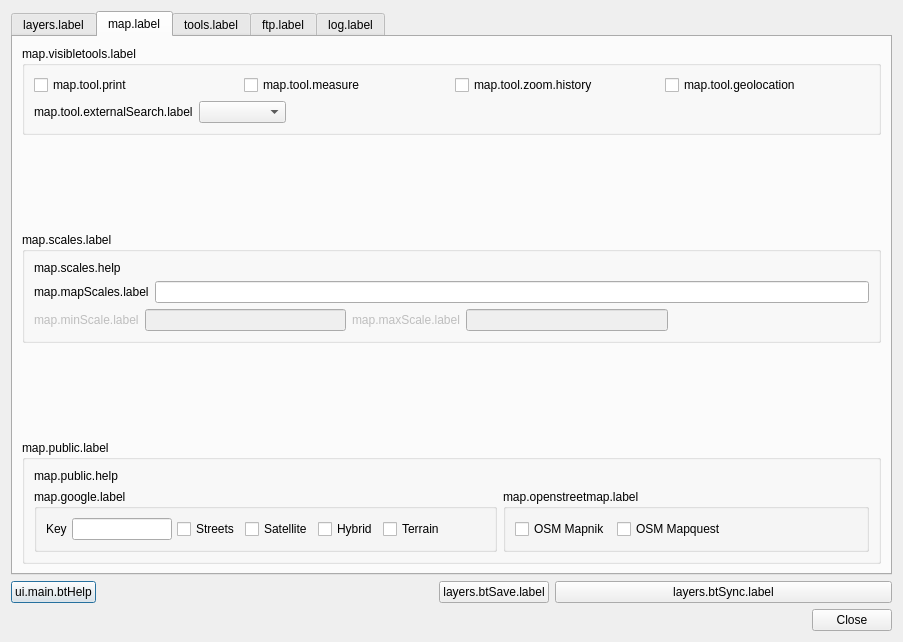
Old version of the form ui_lizmap.ui in the repository 3liz/lizmap-plugin.
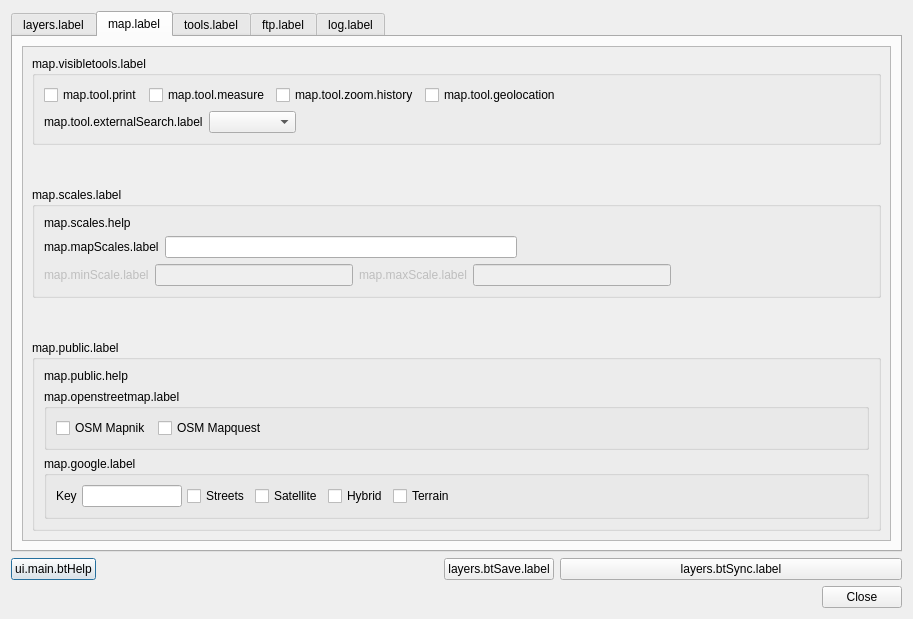
New version of the form. The open tabs and pages were chosen to show the change.

Commit message:
Interface design - add scroll areas
A QScrollArea has been added when needed. It allows the dialog to be displayed on small screens with automatic scroll bars.

Diff of the .ui file:
```diff
--- a/ui_lizmap.ui
+++ b/ui_lizmap.ui
@@ -6,8 +6,8 @@
    <rect>
     <x>0</x>
     <y>0</y>
-    <width>903</width>
-    <height>642</height>
+    <width>913</width>
+    <height>619</height>
    </rect>
   </property>
   <property name="windowTitle">
@@ -338,9 +338,128 @@
        <string>map.label</string>
       </attribute>
       <layout class="QGridLayout" name="gridLayout_14">
-       <item row="5" column="0">
-        <spacer name="verticalSpacer_4">
+       <item row="3" column="0">
+        <widget class="QScrollArea" name="scrollArea_2">
+         <property name="widgetResizable">
+          <bool>true</bool>
+         </property>
+         <widget class="QWidget" name="scrollAreaWidgetContents_2">
+          <property name="geometry">
+           <rect>
+            <x>0</x>
+            <y>0</y>
+            <width>871</width>
+            <height>480</height>
+           </rect>
+          </property>
+          <layout class="QVBoxLayout" name="verticalLayout_3">
+           <item>
+            <widget class="QGroupBox" name="groupBox_10">
+             <property name="title">
+              <string>map.visibletools.label</string>
+             </property>
+             <layout class="QVBoxLayout" name="verticalLayout_2">
+              <item>
+               <layout class="QHBoxLayout" name="horizontalLayout_6">
+                <item>
+                 <widget class="QCheckBox" name="cbActivatePrint">
+                  <property name="enabled">
+                   <bool>true</bool>
+                  </property>
+                  <property name="text">
+                   <string>map.tool.print</string>
+                  </property>
+                 </widget>
+                </item>
+                <item>
+                 <widget class="QCheckBox" name="cbActivateMeasure">
+                  <property name="enabled">
+                   <bool>true</bool>
+                  </property>
+                  <property name="text">
+                   <string>map.tool.measure</string>
+                  </property>
+                 </widget>
+                </item>
+                <item>
+                 <widget class="QCheckBox" name="cbActivateZoomHistory">
+                  <property name="enabled">
+                   <bool>true</bool>
+                  </property>
+                  <property name="text">
+                   <string>map.tool.zoom.history</string>
+                  </property>
+                 </widget>
+                </item>
+                <item>
+                 <widget class="QCheckBox" name="cbActivateGeolocation">
+                  <property name="enabled">
+                   <bool>true</bool>
+                  </property>
+                  <property name="text">
+                   <string>map.tool.geolocation</string>
+                  </property>
+                 </widget>
+                </item>
+                <item>
+                 <spacer name="horizontalSpacer_10">
          <property name="orientation">
+                   <enum>Qt::Horizontal</enum>
+                  </property>
+                  <property name="sizeHint" stdset="0">
+                   <size>
+                    <width>40</width>
+                    <height>20</height>
+                   </size>
+                  </property>
+                 </spacer>
+                </item>
+               </layout>
+              </item>
+              <item>
+               <layout class="QHBoxLayout" name="horizontalLayout_14">
+                <item>
+                 <widget class="QLabel" name="label_19">
+                  <property name="text">
+                   <string>map.tool.externalSearch.label</string>
+                  </property>
+                 </widget>
+                </item>
+                <item>
+                 <widget class="QComboBox" name="liExternalSearch">
+                  <item>
+                   <property name="text">
+                    <string/>
+                   </property>
+                  </item>
+                  <item>
+                   <property name="text">
+                    <string>nominatim</string>
+                   </property>
+                  </item>
+                 </widget>
+                </item>
+                <item>
+                 <spacer name="horizontalSpacer_7">
+                  <property name="orientation">
+                   <enum>Qt::Horizontal</enum>
+                  </property>
+                  <property name="sizeHint" stdset="0">
+                   <size>
+                    <width>40</width>
+                    <height>20</height>
+                   </size>
+                  </property>
+                 </spacer>
+                </item>
+               </layout>
+              </item>
+             </layout>
+            </widget>
+           </item>
+           <item>
+            <spacer name="verticalSpacer">
+             <property name="orientation">
           <enum>Qt::Vertical</enum>
          </property>
          <property name="sizeHint" stdset="0">
@@ -351,7 +470,133 @@
          </property>
         </spacer>
        </item>
-       <item row="8" column="0">
+           <item>
+            <widget class="QGroupBox" name="groupBox_6">
+             <property name="styleSheet">
+              <string notr="true"/>
+             </property>
+             <property name="title">
+              <string>map.scales.label</string>
+             </property>
+             <layout class="QGridLayout" name="gridLayout_3">
+              <item row="1" column="0">
+               <layout class="QHBoxLayout" name="horizontalLayout_5">
+                <item>
+                 <widget class="QLabel" name="label_15">
+                  <property name="text">
+                   <string>map.mapScales.label</string>
+                  </property>
+                 </widget>
+                </item>
+                <item>
+                 <widget class="QLineEdit" name="inMapScales">
+                  <property name="inputMethodHints">
+                   <set>Qt::ImhDigitsOnly</set>
+                  </property>
+                 </widget>
+                </item>
+                <item>
+                 <spacer name="horizontalSpacer_11">
+                  <property name="orientation">
+                   <enum>Qt::Horizontal</enum>
+                  </property>
+                  <property name="sizeHint" stdset="0">
+                   <size>
+                    <width>40</width>
+                    <height>20</height>
+                   </size>
+                  </property>
+                 </spacer>
+                </item>
+               </layout>
+              </item>
+              <item row="2" column="0">
+               <layout class="QHBoxLayout" name="horizontalLayout_11">
+                <item>
+                 <widget class="QLabel" name="label_13">
+                  <property name="enabled">
+                   <bool>false</bool>
+                  </property>
+                  <property name="text">
+                   <string>map.minScale.label</string>
+                  </property>
+                 </widget>
+                </item>
+                <item>
+                 <widget class="QLineEdit" name="inMinScale">
+                  <property name="enabled">
+                   <bool>false</bool>
+                  </property>
+                  <property name="inputMethodHints">
+                   <set>Qt::ImhDigitsOnly</set>
+                  </property>
+                  <property name="maxLength">
+                   <number>10</number>
+                  </property>
+                 </widget>
+                </item>
+                <item>
+                 <widget class="QLabel" name="label_14">
+                  <property name="enabled">
+                   <bool>false</bool>
+                  </property>
+                  <property name="text">
+                   <string>map.maxScale.label</string>
+                  </property>
+                 </widget>
+                </item>
+                <item>
+                 <widget class="QLineEdit" name="inMaxScale">
+                  <property name="enabled">
+                   <bool>false</bool>
+                  </property>
+                  <property name="inputMethodHints">
+                   <set>Qt::ImhDigitsOnly</set>
+                  </property>
+                  <property name="maxLength">
+                   <number>10</number>
+                  </property>
+                 </widget>
+                </item>
+                <item>
+                 <spacer name="horizontalSpacer_8">
+                  <property name="orientation">
+                   <enum>Qt::Horizontal</enum>
+                  </property>
+                  <property name="sizeHint" stdset="0">
+                   <size>
+                    <width>40</width>
+                    <height>20</height>
+                   </size>
+                  </property>
+                 </spacer>
+                </item>
+               </layout>
+              </item>
+              <item row="0" column="0">
+               <widget class="QLabel" name="label_17">
+                <property name="text">
+                 <string>map.scales.help</string>
+                </property>
+               </widget>
+              </item>
+             </layout>
+            </widget>
+           </item>
+           <item>
+            <spacer name="verticalSpacer_2">
+             <property name="orientation">
+              <enum>Qt::Vertical</enum>
+             </property>
+             <property name="sizeHint" stdset="0">
+              <size>
+               <width>20</width>
+               <height>40</height>
+              </size>
+             </property>
+            </spacer>
+           </item>
+           <item>
         <widget class="QGroupBox" name="groupBox_7">
          <property name="title">
           <string>map.public.label</string>
@@ -365,7 +610,47 @@
            </widget>
           </item>
           <item row="1" column="0">
-           <layout class="QHBoxLayout" name="horizontalLayout_12">
+               <layout class="QVBoxLayout" name="verticalLayout_6">
+                <item>
+                 <widget class="QGroupBox" name="groupBox_11">
+                  <property name="title">
+                   <string>map.openstreetmap.label</string>
+                  </property>
+                  <layout class="QGridLayout" name="gridLayout_10">
+                   <item row="0" column="0">
+                    <layout class="QHBoxLayout" name="horizontalLayout_9">
+                     <item>
+                      <widget class="QCheckBox" name="cbOsmMapnik">
+                       <property name="text">
+                        <string>OSM Mapnik</string>
+                       </property>
+                      </widget>
+                     </item>
+                     <item>
+                      <widget class="QCheckBox" name="cbOsmMapquest">
+                       <property name="text">
+                        <string>OSM Mapquest</string>
+                       </property>
+                      </widget>
+                     </item>
+                     <item>
+                      <spacer name="horizontalSpacer_5">
+                       <property name="orientation">
+                        <enum>Qt::Horizontal</enum>
+                       </property>
+                       <property name="sizeHint" stdset="0">
+                        <size>
+                         <width>40</width>
+                         <height>20</height>
+                        </size>
+                       </property>
+                      </spacer>
+                     </item>
+                    </layout>
+                   </item>
+                  </layout>
+                 </widget>
+                </item>
             <item>
              <widget class="QGroupBox" name="groupBox_12">
               <property name="title">
@@ -449,253 +734,13 @@
               </layout>
              </widget>
             </item>
-            <item>
-             <widget class="QGroupBox" name="groupBox_11">
-              <property name="title">
-               <string>map.openstreetmap.label</string>
-              </property>
-              <layout class="QGridLayout" name="gridLayout_10">
-               <item row="0" column="0">
-                <layout class="QHBoxLayout" name="horizontalLayout_9">
-                 <item>
-                  <widget class="QCheckBox" name="cbOsmMapnik">
-                   <property name="text">
-                    <string>OSM Mapnik</string>
-                   </property>
-                  </widget>
-                 </item>
-                 <item>
-                  <widget class="QCheckBox" name="cbOsmMapquest">
-                   <property name="text">
-                    <string>OSM Mapquest</string>
-                   </property>
-                  </widget>
-                 </item>
-                 <item>
-                  <spacer name="horizontalSpacer_5">
-                   <property name="orientation">
-                    <enum>Qt::Horizontal</enum>
-                   </property>
-                   <property name="sizeHint" stdset="0">
-                    <size>
-                     <width>40</width>
-                     <height>20</height>
-                    </size>
-                   </property>
-                  </spacer>
-                 </item>
                 </layout>
                </item>
               </layout>
              </widget>
             </item>
            </layout>
-          </item>
-         </layout>
-        </widget>
-       </item>
-       <item row="6" column="0">
-        <widget class="QGroupBox" name="groupBox_6">
-         <property name="styleSheet">
-          <string notr="true"/>
-         </property>
-         <property name="title">
-          <string>map.scales.label</string>
-         </property>
-         <layout class="QGridLayout" name="gridLayout_3">
-          <item row="1" column="0">
-           <layout class="QHBoxLayout" name="horizontalLayout_5">
-            <item>
-             <widget class="QLabel" name="label_15">
-              <property name="text">
-               <string>map.mapScales.label</string>
-              </property>
-             </widget>
-            </item>
-            <item>
-             <widget class="QLineEdit" name="inMapScales">
-              <property name="inputMethodHints">
-               <set>Qt::ImhDigitsOnly</set>
-              </property>
-             </widget>
-            </item>
-           </layout>
-          </item>
-          <item row="2" column="0">
-           <layout class="QHBoxLayout" name="horizontalLayout_11">
-            <item>
-             <widget class="QLabel" name="label_13">
-              <property name="enabled">
-               <bool>false</bool>
-              </property>
-              <property name="text">
-               <string>map.minScale.label</string>
-              </property>
-             </widget>
-            </item>
-            <item>
-             <widget class="QLineEdit" name="inMinScale">
-              <property name="enabled">
-               <bool>false</bool>
-              </property>
-              <property name="inputMethodHints">
-               <set>Qt::ImhDigitsOnly</set>
-              </property>
-              <property name="maxLength">
-               <number>10</number>
-              </property>
-             </widget>
-            </item>
-            <item>
-             <widget class="QLabel" name="label_14">
-              <property name="enabled">
-               <bool>false</bool>
-              </property>
-              <property name="text">
-               <string>map.maxScale.label</string>
-              </property>
-             </widget>
-            </item>
-            <item>
-             <widget class="QLineEdit" name="inMaxScale">
-              <property name="enabled">
-               <bool>false</bool>
-              </property>
-              <property name="inputMethodHints">
-               <set>Qt::ImhDigitsOnly</set>
-              </property>
-              <property name="maxLength">
-               <number>10</number>
-              </property>
-             </widget>
-            </item>
-            <item>
-             <spacer name="horizontalSpacer_8">
-              <property name="orientation">
-               <enum>Qt::Horizontal</enum>
-              </property>
-              <property name="sizeHint" stdset="0">
-               <size>
-                <width>40</width>
-                <height>20</height>
-               </size>
-              </property>
-             </spacer>
-            </item>
-           </layout>
-          </item>
-          <item row="0" column="0">
-           <widget class="QLabel" name="label_17">
-            <property name="text">
-             <string>map.scales.help</string>
-            </property>
-           </widget>
-          </item>
-         </layout>
-        </widget>
-       </item>
-       <item row="7" column="0">
-        <spacer name="verticalSpacer_6">
-         <property name="orientation">
-          <enum>Qt::Vertical</enum>
-         </property>
-         <property name="sizeHint" stdset="0">
-          <size>
-           <width>20</width>
-           <height>40</height>
-          </size>
-         </property>
-        </spacer>
-       </item>
-       <item row="3" column="0">
-        <widget class="QGroupBox" name="groupBox_10">
-         <property name="title">
-          <string>map.visibletools.label</string>
-         </property>
-         <layout class="QVBoxLayout" name="verticalLayout_2">
-          <item>
-           <layout class="QHBoxLayout" name="horizontalLayout_6">
-            <item>
-             <widget class="QCheckBox" name="cbActivatePrint">
-              <property name="enabled">
-               <bool>true</bool>
-              </property>
-              <property name="text">
-               <string>map.tool.print</string>
-              </property>
-             </widget>
-            </item>
-            <item>
-             <widget class="QCheckBox" name="cbActivateMeasure">
-              <property name="enabled">
-               <bool>true</bool>
-              </property>
-              <property name="text">
-               <string>map.tool.measure</string>
-              </property>
-             </widget>
-            </item>
-            <item>
-             <widget class="QCheckBox" name="cbActivateZoomHistory">
-              <property name="enabled">
-               <bool>true</bool>
-              </property>
-              <property name="text">
-               <string>map.tool.zoom.history</string>
-              </property>
-             </widget>
-            </item>
-            <item>
-             <widget class="QCheckBox" name="cbActivateGeolocation">
-              <property name="enabled">
-               <bool>true</bool>
-              </property>
-              <property name="text">
-               <string>map.tool.geolocation</string>
-              </property>
-             </widget>
-            </item>
-           </layout>
-          </item>
-          <item>
-           <layout class="QHBoxLayout" name="horizontalLayout_14">
-            <item>
-             <widget class="QLabel" name="label_19">
-              <property name="text">
-               <string>map.tool.externalSearch.label</string>
-              </property>
-             </widget>
-            </item>
-            <item>
-             <widget class="QComboBox" name="liExternalSearch">
-              <item>
-               <property name="text">
-                <string/>
-               </property>
-              </item>
-              <item>
-               <property name="text">
-                <string>nominatim</string>
-               </property>
-              </item>
-             </widget>
-            </item>
-            <item>
-             <spacer name="horizontalSpacer_7">
-              <property name="orientation">
-               <enum>Qt::Horizontal</enum>
-              </property>
-              <property name="sizeHint" stdset="0">
-               <size>
-                <width>40</width>
-                <height>20</height>
-               </size>
-              </property>
-             </spacer>
-            </item>
-           </layout>
-          </item>
-         </layout>
+         </widget>
         </widget>
        </item>
       </layout>
```
Left out of the diff: 204 changed lines with no effect on the pictures. Lines whose indentation alone changed are shown as unchanged. The commit also changes 7 other files.
